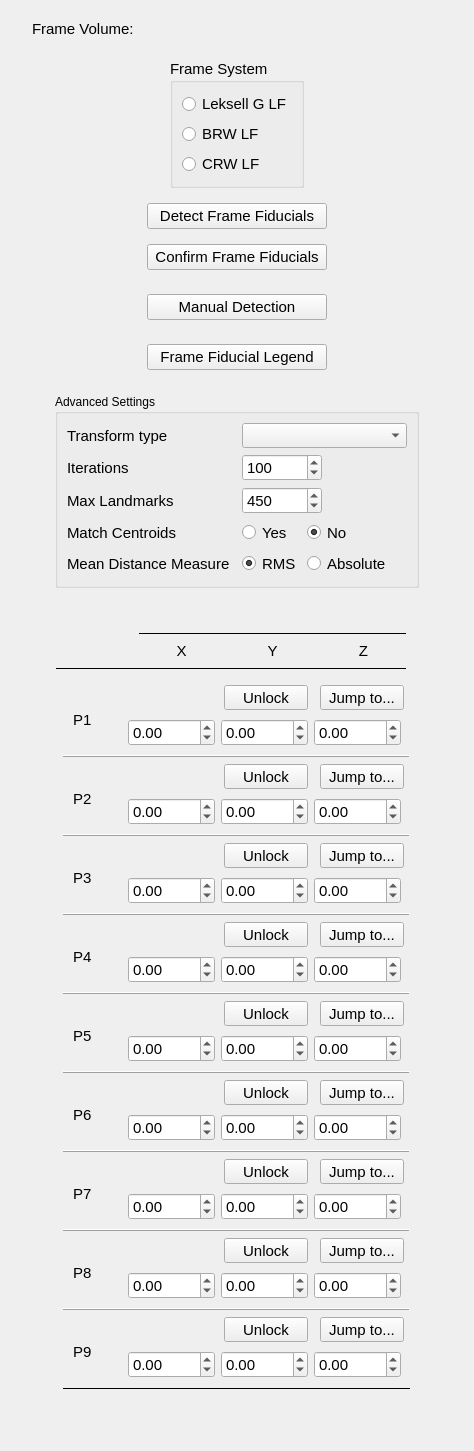
Above: frameDetect/Resources/UI/frameDetect.ui from greydongilmore/trajectoryGuideModules before the change. Below: the same form after it.
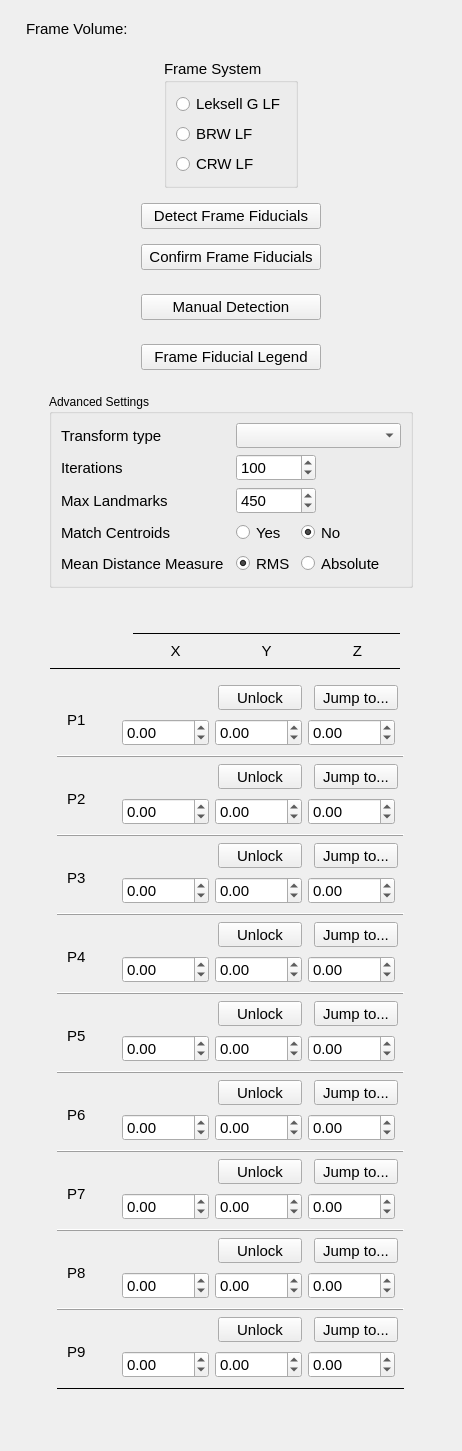
That is the form after the change. Custom widgets are drawn as their Qt base class.

```diff
--- a/frameDetect/Resources/UI/frameDetect.ui
+++ b/frameDetect/Resources/UI/frameDetect.ui
@@ -6,7 +6,7 @@
    <rect>
     <x>0</x>
     <y>0</y>
-    <width>474</width>
+    <width>458</width>
     <height>1451</height>
    </rect>
   </property>
@@ -23,7 +23,7 @@
    <item alignment="Qt::AlignHCenter">
     <widget class="QWidget" name="widget" native="true">
      <property name="sizePolicy">
-      <sizepolicy hsizetype="Preferred" vsizetype="Preferred">
+      <sizepolicy hsizetype="MinimumExpanding" vsizetype="Preferred">
        <horstretch>0</horstretch>
        <verstretch>0</verstretch>
       </sizepolicy>
@@ -754,7 +754,7 @@
    <item alignment="Qt::AlignHCenter">
     <widget class="QWidget" name="frameFiducialWig" native="true">
      <property name="sizePolicy">
-      <sizepolicy hsizetype="Preferred" vsizetype="Preferred">
+      <sizepolicy hsizetype="MinimumExpanding" vsizetype="Preferred">
        <horstretch>0</horstretch>
        <verstretch>0</verstretch>
       </sizepolicy>
@@ -2496,6 +2496,12 @@
       </item>
       <item row="0" column="0" alignment="Qt::AlignHCenter">
        <widget class="QWidget" name="planEntryHeaderWig" native="true">
+        <property name="sizePolicy">
+         <sizepolicy hsizetype="MinimumExpanding" vsizetype="Preferred">
+          <horstretch>0</horstretch>
+          <verstretch>0</verstretch>
+         </sizepolicy>
+        </property>
         <property name="font">
          <font>
           <family>Arial</family>
```
Left out of the diff: 4 changed lines with no effect on the pictures.
